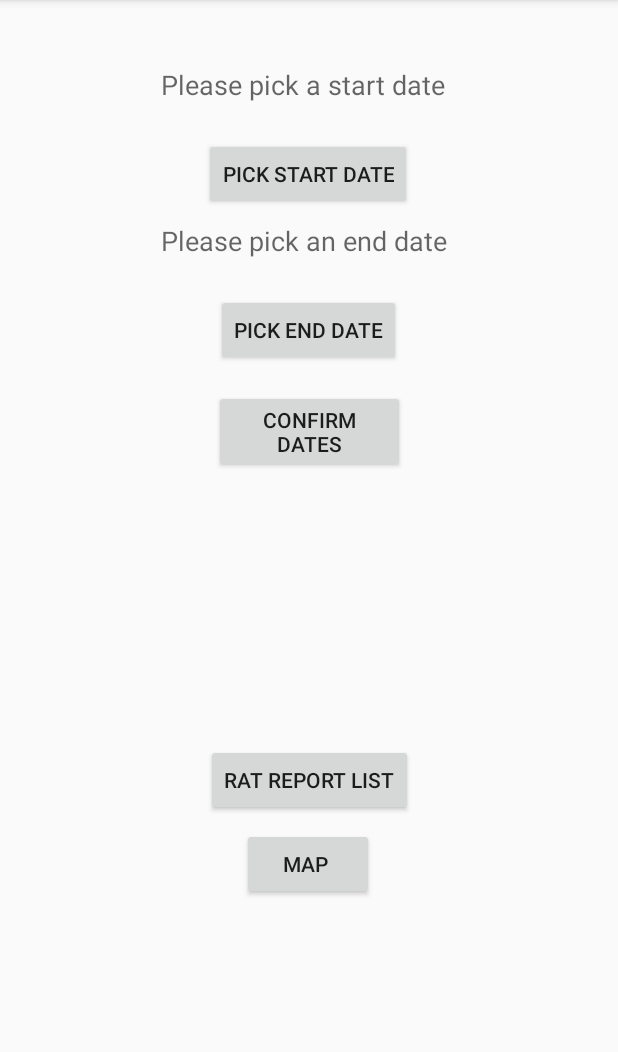
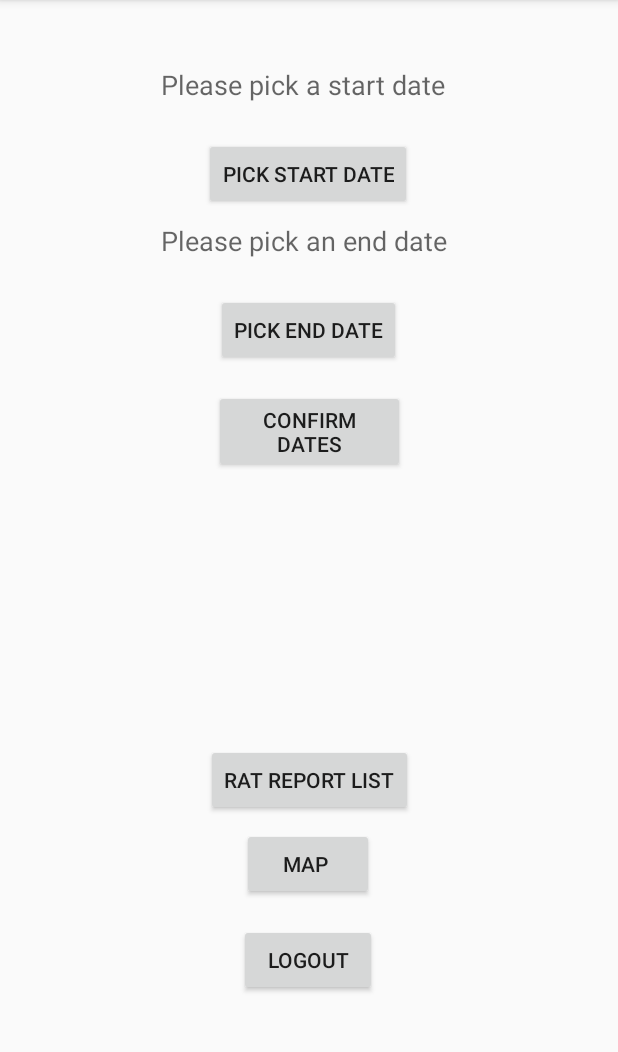
Before and after one commit to MrNickWan/RATStafarians, an Android app: the MainActivity screen opened directly, with no data from a screen before it, on a phone screen of 412 x 824 dp, the part 84-1136 px from its top. Run offline under Robolectric (Android 15) with nearby library versions, the phone set to English and light mode, and no system bars; our stand-ins replace Firebase (no records; nobody signed in at launch, a user with empty details on screens opened directly).

```diff
--- a/app/src/main/java/com/example/android/RATStafarians/ListActivity.java
+++ b/app/src/main/java/com/example/android/RATStafarians/ListActivity.java
@@ -39,7 +39,8 @@ public class ListActivity extends AppCompatActivity {
         returnButton.setOnClickListener(new View.OnClickListener() {
             @Override
             public void onClick(View view) {
-                finish();
+                Intent returnInt = new Intent(ListActivity.this, MainActivity.class);
+                startActivity(returnInt);
             }
         });
 
--- a/app/src/main/res/layout/activity_main.xml
+++ b/app/src/main/res/layout/activity_main.xml
@@ -97,4 +97,20 @@
         app:layout_constraintStart_toStartOf="parent"
         app:layout_constraintTop_toBottomOf="@+id/end_date" />
 
+    <Button
+        android:id="@+id/logout"
+        android:layout_width="92dp"
+        android:layout_height="wrap_content"
+        android:layout_marginBottom="8dp"
+        android:layout_marginEnd="8dp"
+        android:layout_marginStart="8dp"
+        android:layout_marginTop="8dp"
+        android:text="Logout"
+        app:layout_constraintBottom_toBottomOf="parent"
+        app:layout_constraintEnd_toEndOf="parent"
+        app:layout_constraintHorizontal_bias="0.498"
+        app:layout_constraintStart_toStartOf="parent"
+        app:layout_constraintTop_toBottomOf="@+id/map_button"
+        app:layout_constraintVertical_bias="0.076" />
+
 </android.support.constraint.ConstraintLayout>
```
Also changed, not shown: app/src/main/java/com/example/android/RATStafarians/MainActivity.java (+36 -17 lines), app/src/main/java/com/example/android/RATStafarians/MapsActivity.java (+11 -8 lines), 2 other files.
